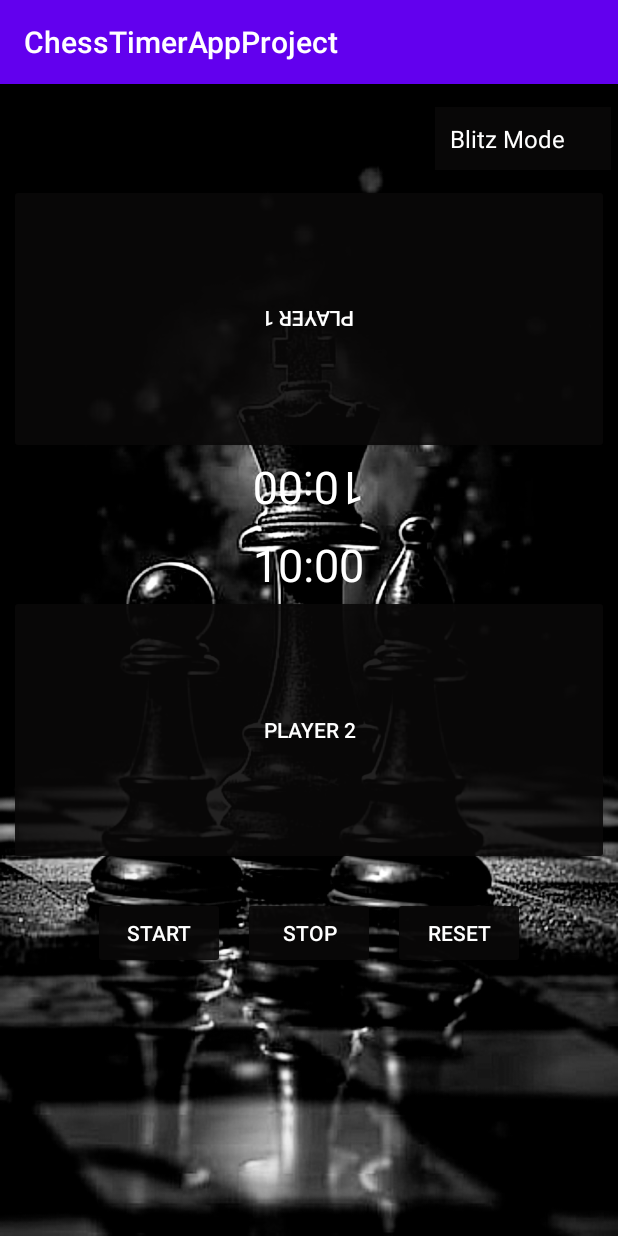
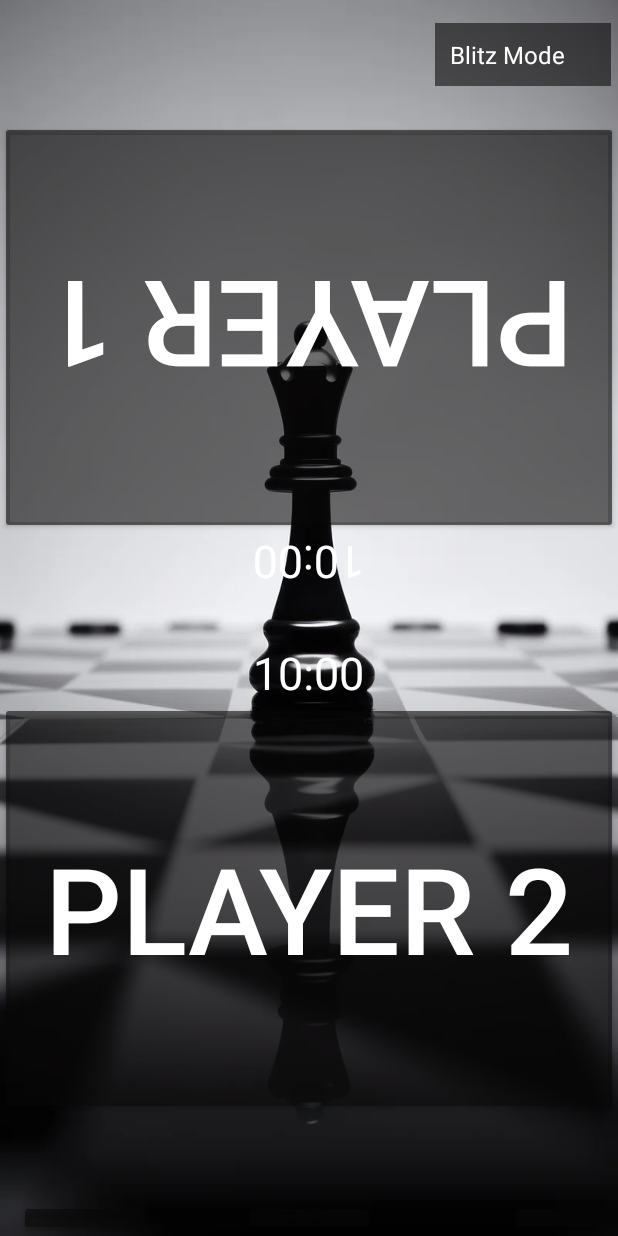
Before and after one commit to ZeuS-05/Chess-Timer-android-App, an Android app: the screen it shows after launch (MainActivity), on a phone screen of 412 x 824 dp. Run offline under Robolectric (Android 15) with nearby library versions, the phone set to English and light mode, and no system bars.

Commit message:
button edit

```diff
--- a/app/src/main/res/layout/activity_main.xml
+++ b/app/src/main/res/layout/activity_main.xml
@@ -7,84 +7,94 @@
     android:background="@drawable/chessbackground"
     tools:context=".MainActivity">
 
+    <View
+        android:id="@+id/horizontal_line"
+        android:layout_width="match_parent"
+        android:layout_height="1dp"
+        android:layout_centerVertical="true"
+        android:visibility="visible"
+        android:backgroundTint="@color/blur"/> <!-- imaginary line -->
+
     <TextView
         android:id="@+id/timer1"
         android:layout_width="wrap_content"
         android:layout_height="wrap_content"
-        android:rotation="180"
+        android:layout_above="@id/horizontal_line"
+        android:layout_centerHorizontal="true"
+        android:layout_marginBottom="15dp"
         android:text="@string/_10_00"
-        android:layout_centerHorizontal="true"
-        android:layout_marginTop="250dp"
         android:textColor="@android:color/white"
-        android:textSize="30sp" />
+        android:textSize="30sp"
+        android:rotation="180"/> <!-- timer for player 1 -->
 
     <TextView
         android:id="@+id/timer2"
         android:layout_width="wrap_content"
         android:layout_height="wrap_content"
+        android:layout_below="@id/horizontal_line"
+        android:layout_centerHorizontal="true"
+        android:layout_marginTop="15dp"
         android:text="@string/_10_00"
-        android:textSize="30sp"
-        android:layout_centerHorizontal="true"
-        android:layout_marginTop="300dp"
-        android:textColor="@android:color/white"/>
+        android:textColor="@android:color/white"
+        android:textSize="30sp" /> <!-- timer for player 2 -->
 
     <Button
         android:id="@+id/player1Button"
-        android:layout_width="400dp"
-        android:layout_height="180dp"
-        android:layout_below="@id/timer1"
+        android:layout_width="450dp"
+        android:layout_height="275dp"
+        android:layout_above="@id/horizontal_line"
         android:layout_centerHorizontal="true"
-        android:layout_marginTop="-224dp"
-        android:rotation="180"
+        android:layout_marginBottom="55dp"
+        android:text="@string/player_1"
         android:backgroundTint="@color/blur"
+        android:textSize="80sp"
         android:textColor="@android:color/white"
-        android:text="@string/player_1" />
+        android:rotation="180"/>
 
     <Button
         android:id="@+id/player2Button"
-        android:layout_width="400dp"
-        android:layout_height="180dp"
+        android:layout_width="450dp"
+        android:layout_height="275dp"
+        android:layout_below="@id/horizontal_line"
+        android:layout_centerHorizontal="true"
+        android:layout_marginTop="55dp"
+        android:backgroundTint="@color/blur"
+        android:textSize="80sp"
         android:text="@string/player_2"
-        android:layout_below="@id/timer2"
-        android:backgroundTint="@color/blur"
-        android:textColor="@android:color/white"
-        android:layout_centerHorizontal="true" />
+        android:textColor="@android:color/white" />
 
     <Button
         android:id="@+id/startButton"
         android:layout_width="wrap_content"
         android:layout_height="wrap_content"
-        android:layout_below="@id/player2Button"
-        android:layout_marginTop="21dp"
-        android:layout_marginEnd="12dp"
+        android:layout_marginTop="800dp"
+        android:layout_marginEnd="61dp"
+        android:layout_toStartOf="@id/stopButton"
         android:backgroundTint="@color/blur"
-        android:textColor="@android:color/white"
-        android:layout_toStartOf="@id/stopButton"
-        android:text="@string/start" />
+        android:text="@string/start"
+        android:textColor="@android:color/white" />
 
     <Button
         android:id="@+id/stopButton"
         android:layout_width="wrap_content"
         android:layout_height="wrap_content"
-        android:text="@string/stop"
-        android:layout_below="@id/player2Button"
-        android:layout_marginTop="21dp"
+        android:layout_centerHorizontal="true"
+        android:layout_marginTop="800dp"
         android:layout_marginEnd="12dp"
         android:backgroundTint="@color/blur"
-        android:textColor="@android:color/white"
-        android:layout_centerHorizontal="true"/>
+        android:text="@string/stop"
+        android:textColor="@android:color/white" />
 
     <Button
         android:id="@+id/resetButton"
         android:layout_width="wrap_content"
         android:layout_height="wrap_content"
-        android:text="@string/reset"
-        android:layout_below="@id/player2Button"
-        android:layout_marginTop="21dp"
+        android:layout_marginStart="340dp"
+        android:layout_marginTop="800dp"
         android:layout_marginEnd="12dp"
         android:backgroundTint="@color/blur"
-        android:textColor="@android:color/white"
-        android:layout_toEndOf="@id/stopButton"/>
+        android:text="@string/reset"
+        android:textColor="@android:color/white" />
 
     <Spinner
         android:id="@+id/changeModeSpinner"
@@ -93,9 +103,9 @@
         android:layout_marginStart="290dp"
         android:layout_marginTop="15dp"
         android:background="@color/blur"
+        android:padding="2dp"
         android:popupBackground="@layout/spinner_dropdown_background"
-        android:padding="2dp"
-        android:textColor="@android:color/white"/>
+        android:textColor="@android:color/white" />
 
     <EditText
         android:id="@+id/customTimeInput"
--- a/app/src/main/res/values/colors.xml
+++ b/app/src/main/res/values/colors.xml
@@ -5,6 +5,6 @@
     <color name="colorPrimary">#6200EE</color>
     <color name="colorPrimaryDark">#3700B3</color>
     <color name="colorAccent">#03DAC5</color>
-    <color name="blur">#E4090808</color>
+    <color name="blur">#94090808</color>
 
 </resources>
--- a/app/src/main/res/values/styles.xml
+++ b/app/src/main/res/values/styles.xml
@@ -2,7 +2,7 @@
 <resources>
 
     <!-- Base application theme -->
-    <style name="AppTheme" parent="Theme.AppCompat.Light.DarkActionBar">
+    <style name="AppTheme" parent="Theme.AppCompat.Light.NoActionBar">
         <item name="colorPrimary">@color/colorPrimary</item>
         <item name="colorPrimaryDark">@color/colorPrimaryDark</item>
         <item name="colorAccent">@color/colorAccent</item>
```
Also changed, not shown: app/src/main/res/drawable/chessbackground.png.
